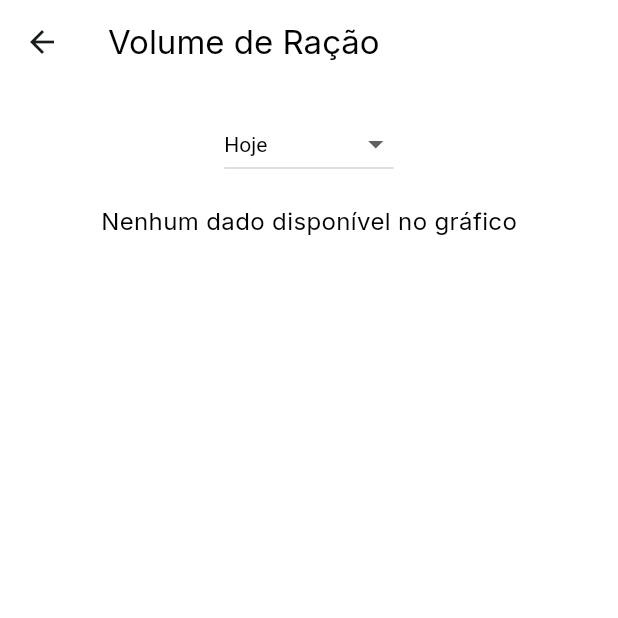
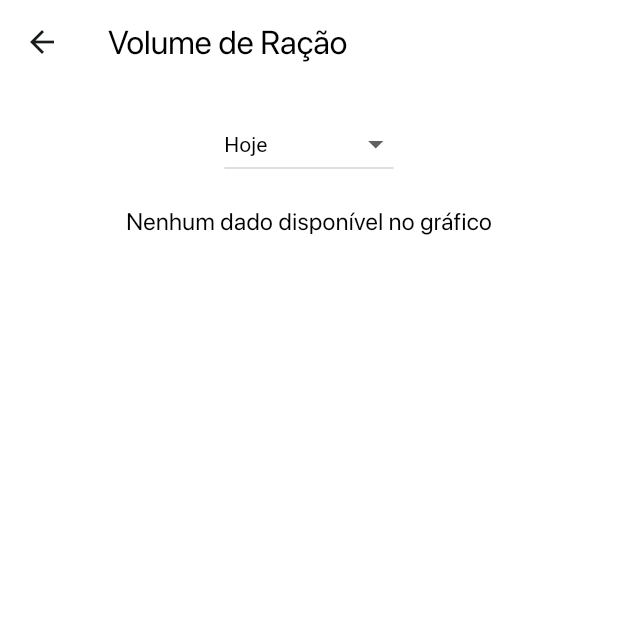
Before and after one commit to viniciusmecosta/PeatDashboard, a Flutter app: the screen it shows after launch, after a tap on "Volume de Ração", on a phone screen of 412 x 824 dp, the top half of it. Run offline on Flutter 3.47's test engine with Material 3 defaults, Android fonts, the phone set to English and light mode, and no system bars; our stand-ins replace fl_chart, flutter_dotenv, flutter_map, latlong2, sleek_circular_slider; network calls fail; project files that could hold a hidden picture were left out.

Commit message:
feat: changed font to SF Pro

```diff
--- a/lib/main.dart
+++ b/lib/main.dart
@@ -1,6 +1,5 @@
 import 'package:flutter/material.dart';
 import 'package:flutter_dotenv/flutter_dotenv.dart';
-import 'package:google_fonts/google_fonts.dart';
 import 'package:peatdashboard/screens/dashboard_screen.dart';
 
 Future<void> main() async {
@@ -8,7 +7,6 @@ Future<void> main() async {
   await dotenv.load(fileName: 'assets/.env');
   runApp(const MyApp());
 }
-
 
 class MyApp extends StatelessWidget {
   const MyApp({super.key});
@@ -21,7 +19,7 @@ class MyApp extends StatelessWidget {
       theme: ThemeData(
         colorScheme: ColorScheme.fromSeed(seedColor: const Color(0xFF298F5E), brightness: Brightness.light),
         useMaterial3: true,
-        textTheme: GoogleFonts.interTextTheme(),
+        fontFamily: 'SFProDisplay',
       ),
       darkTheme: ThemeData(
         colorScheme: ColorScheme.fromSeed(
@@ -34,7 +32,8 @@ class MyApp extends StatelessWidget {
         scaffoldBackgroundColor: const Color(0xFF090909),
         cardColor: const Color(0xFF18181B),
         useMaterial3: true,
-        textTheme: GoogleFonts.interTextTheme(ThemeData.dark().textTheme),
+        fontFamily: 'SFProDisplay',
+
       ),
       themeMode: ThemeMode.system,
       home: const DashboardScreen(),
--- a/lib/screens/dashboard_screen.dart
+++ b/lib/screens/dashboard_screen.dart
@@ -114,11 +114,11 @@ class _DashboardScreenState extends State<DashboardScreen> {
       appBar: AppBar(
         backgroundColor: theme.colorScheme.surface,
         elevation: 0,
-        toolbarHeight: 100,
+        toolbarHeight: 80,
         title: Container(
           padding: const EdgeInsets.only(top: 20),
           alignment: isMobile ? Alignment.center : Alignment.centerLeft,
-          child: Image.asset('assets/logo.png', height: 130),
+          child: Image.asset('assets/logo.png', height: 115),
         ),
         centerTitle: isMobile,
       ),
--- a/lib/widgets/info_widget.dart
+++ b/lib/widgets/info_widget.dart
@@ -9,8 +9,8 @@ class InfoWidget extends StatelessWidget {
 
     return Container(
       width: isLargeScreen ? MediaQuery.of(context).size.width * 1 : double.infinity,
-      height: isLargeScreen ? 150 : 150,
-      padding: const EdgeInsets.all(16),
+      height: isLargeScreen ? 120 : 120,
+      padding: const EdgeInsets.symmetric(horizontal: 16, vertical: 12),
       decoration: BoxDecoration(
         gradient: const LinearGradient(
           colors: [Color(0xFF7CDBAD), Color(0xFF20B86F)],
@@ -21,9 +21,11 @@ class InfoWidget extends StatelessWidget {
       ),
       child: Row(
         crossAxisAlignment: CrossAxisAlignment.center,
+        mainAxisAlignment: MainAxisAlignment.spaceBetween,
         children: [
           Expanded(
             child: Column(
+              mainAxisAlignment: MainAxisAlignment.center,
               crossAxisAlignment: CrossAxisAlignment.start,
               children: [
                 Text(
@@ -33,7 +35,7 @@ class InfoWidget extends StatelessWidget {
                     color: Colors.white,
                   ),
                 ),
-                const SizedBox(height: 2),
+                const SizedBox(height: 4),
                 Text(
                   'Siga as instruções para utilizar o comedouro da maneira correta.',
                   style: Theme.of(context).textTheme.bodyMedium?.copyWith(
@@ -43,11 +45,14 @@ class InfoWidget extends StatelessWidget {
               ],
             ),
           ),
-          Image.asset('assets/comedouro_icon.png', width: 80, height: 80),
-          const SizedBox(width: 16),
-          IconButton(
-            onPressed: () {},
-            icon: const Icon(Icons.arrow_circle_right_rounded, color: Colors.white, size: 40),
+          Row(
+            children: [
+              Image.asset('assets/comedouro_icon.png', width: 60, height: 75),
+              IconButton(
+                onPressed: () {},
+                icon: const Icon(Icons.arrow_circle_right_rounded, color: Colors.white, size: 36),
+              ),
+            ],
           ),
         ],
       ),
--- a/lib/widgets/metric_capacity_widget.dart
+++ b/lib/widgets/metric_capacity_widget.dart
@@ -75,8 +75,6 @@ class MetricCapacityWidget extends StatelessWidget {
               textAlign: TextAlign.center,
             ),
           ),
-          const SizedBox(height: 1),
-
           Flexible(
             flex: 3,
             child: SizedBox(
@@ -106,9 +104,6 @@ class MetricCapacityWidget extends StatelessWidget {
               ),
             ),
           ),
-
-          const SizedBox(height: 1),
-
           Flexible(
             child: Text(
               formattedDate,
--- a/lib/widgets/metric_humidity_widget.dart
+++ b/lib/widgets/metric_humidity_widget.dart
@@ -82,7 +82,6 @@ class MetricHumidityWidget extends StatelessWidget {
               textAlign: TextAlign.center,
             ),
           ),
-          const SizedBox(height: 1),
           Flexible(
             flex: 3,
             child: SizedBox(
@@ -115,7 +114,6 @@ class MetricHumidityWidget extends StatelessWidget {
               ),
             ),
           ),
-          const SizedBox(height: 1),
           Flexible(
             child: Text(
               formattedDate,
--- a/lib/widgets/metric_temperature_widget.dart
+++ b/lib/widgets/metric_temperature_widget.dart
@@ -32,6 +32,7 @@ class MetricTemperatureWidget extends StatelessWidget {
       return 0.0;
     }
   }
+
 
   @override
   Widget build(BuildContext context) {
@@ -82,7 +83,6 @@ class MetricTemperatureWidget extends StatelessWidget {
               textAlign: TextAlign.center,
             ),
           ),
-          const SizedBox(height: 1),
           Flexible(
             flex: 3,
             child: SizedBox(
@@ -115,7 +115,6 @@ class MetricTemperatureWidget extends StatelessWidget {
               ),
             ),
           ),
-          const SizedBox(height: 1),
           Flexible(
             child: Text(
               formattedDate,
```
Also changed, not shown: pubspec.yaml (+21 -0 lines), assets/comedouro_icon.png, assets/fonts/SFPRODISPLAYBLACKITALIC.OTF (added), assets/fonts/SFPRODISPLAYBOLD.OTF (added), assets/fonts/SFPRODISPLAYHEAVYITALIC.OTF (added), assets/fonts/SFPRODISPLAYLIGHTITALIC.OTF (added), assets/fonts/SFPRODISPLAYMEDIUM.OTF (added), assets/fonts/SFPRODISPLAYREGULAR.OTF (added), assets/fonts/SFPRODISPLAYSEMIBOLDITALIC.OTF (added), assets/fonts/SFPRODISPLAYTHINITALIC.OTF (added), assets/fonts/SFPRODISPLAYULTRALIGHTITALIC.OTF (added).
